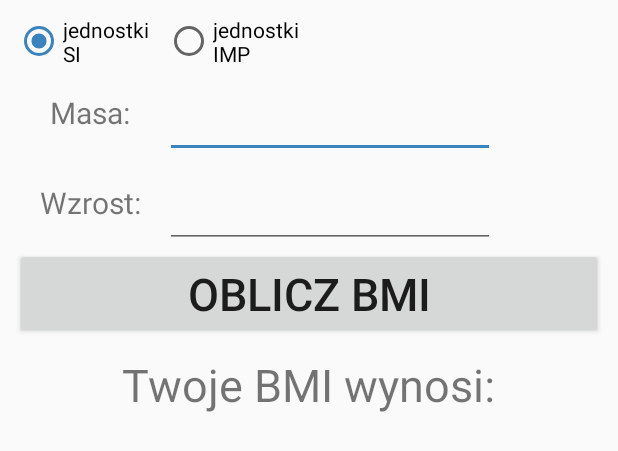
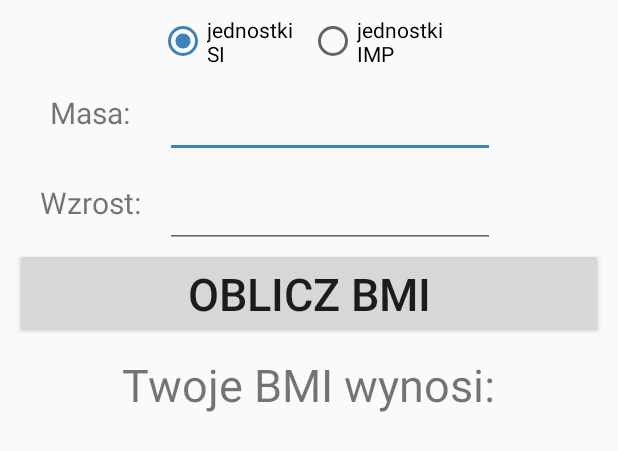
Before and after one commit to gchilczuk/Studies, an Android app: the layout activity_main.xml on its own in the app's theme, with its tools: preview values and no code run, on a phone screen of 412 x 824 dp. Shown: the top 451 px of the screen. Run offline under Robolectric (Android 15) with nearby library versions, the phone set to English and light mode, and no system bars.

Commit message:
More and more fails

```diff
--- a/Semestr_4/Systemy_Wbudowane_i_Mobilne/BMI_app/app/src/main/res/layout-land/activity_main.xml
+++ b/Semestr_4/Systemy_Wbudowane_i_Mobilne/BMI_app/app/src/main/res/layout-land/activity_main.xml
@@ -9,22 +9,25 @@
 
     <RadioGroup
         android:id="@+id/RGmode"
-        android:layout_width="match_parent"
+        android:layout_width="320dp"
         android:layout_height="wrap_content"
-        android:orientation="horizontal">
+        android:orientation="horizontal"
+        android:gravity="center">
 
         <RadioButton
-            android:id="@+id/RBtnSI"
+            android:id="@+id/RBSI"
             android:layout_width="wrap_content"
             android:layout_height="wrap_content"
             android:checked="true"
-            android:text="@string/menu_item_SI" />
+            android:text="@string/menu_item_SI"
+            android:onClick="onRadioButtonClicked"/>
 
         <RadioButton
-            android:id="@+id/RBtnIMP"
+            android:id="@+id/RBIMP"
             android:layout_width="wrap_content"
             android:layout_height="wrap_content"
-            android:text="@string/menu_item_IMP" />
+            android:text="@string/menu_item_IMP"
+            android:onClick="onRadioButtonClicked"/>
     </RadioGroup>
 
     <TextView
--- a/Semestr_4/Systemy_Wbudowane_i_Mobilne/BMI_app/app/src/main/res/layout/activity_main.xml
+++ b/Semestr_4/Systemy_Wbudowane_i_Mobilne/BMI_app/app/src/main/res/layout/activity_main.xml
@@ -18,21 +18,25 @@
             android:id="@+id/RGmode"
             android:layout_width="match_parent"
             android:layout_height="wrap_content"
-            android:orientation="horizontal">
+            android:orientation="horizontal"
+            android:layout_centerHorizontal="true"
+            android:gravity="center"
+            >
 
             <RadioButton
-                android:id="@+id/RBtnSI"
+                android:id="@+id/RBSI"
                 android:layout_width="100dp"
                 android:layout_height="wrap_content"
                 android:checked="true"
-                android:text="@string/menu_item_SI" />
+                android:text="@string/menu_item_SI"
+                android:onClick="onRadioButtonClicked"/>
 
             <RadioButton
-                android:id="@+id/RBtnIMP"
+                android:id="@+id/RBIMP"
                 android:layout_width="100dp"
                 android:layout_height="wrap_content"
                 android:text="@string/menu_item_IMP"
-                />
+                android:onClick="onRadioButtonClicked"/>
         </RadioGroup>
 
         <TextView
--- a/Semestr_4/Systemy_Wbudowane_i_Mobilne/BMI_app/app/src/main/res/menu/actions.xml
+++ b/Semestr_4/Systemy_Wbudowane_i_Mobilne/BMI_app/app/src/main/res/menu/actions.xml
@@ -1,11 +1,5 @@
 <?xml version="1.0" encoding="utf-8"?>
 <menu xmlns:android="http://schemas.android.com/apk/res/android">
-    <item
-        android:id="@+id/MI_SI"
-        android:title="@string/menu_item_SI" />
-    <item
-        android:id="@+id/MI_IMP"
-        android:title="@string/menu_item_IMP" />
     <item
         android:id="@+id/SHARE"
         android:title="@string/manu_item_SHARE" />
```
Also changed, not shown: Semestr_4/Systemy_Wbudowane_i_Mobilne/BMI_app/app/src/main/java/pl/edu/pwr/swim/chilczuk/bmi_app/MainActivity.java (+38 -18 lines).
